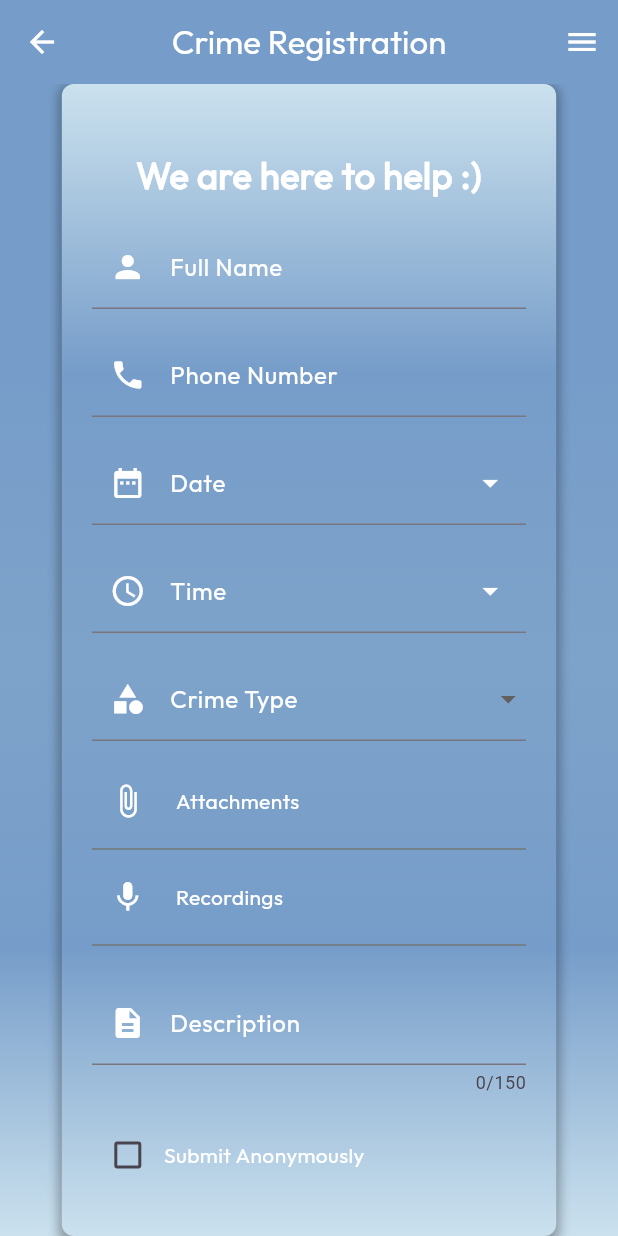
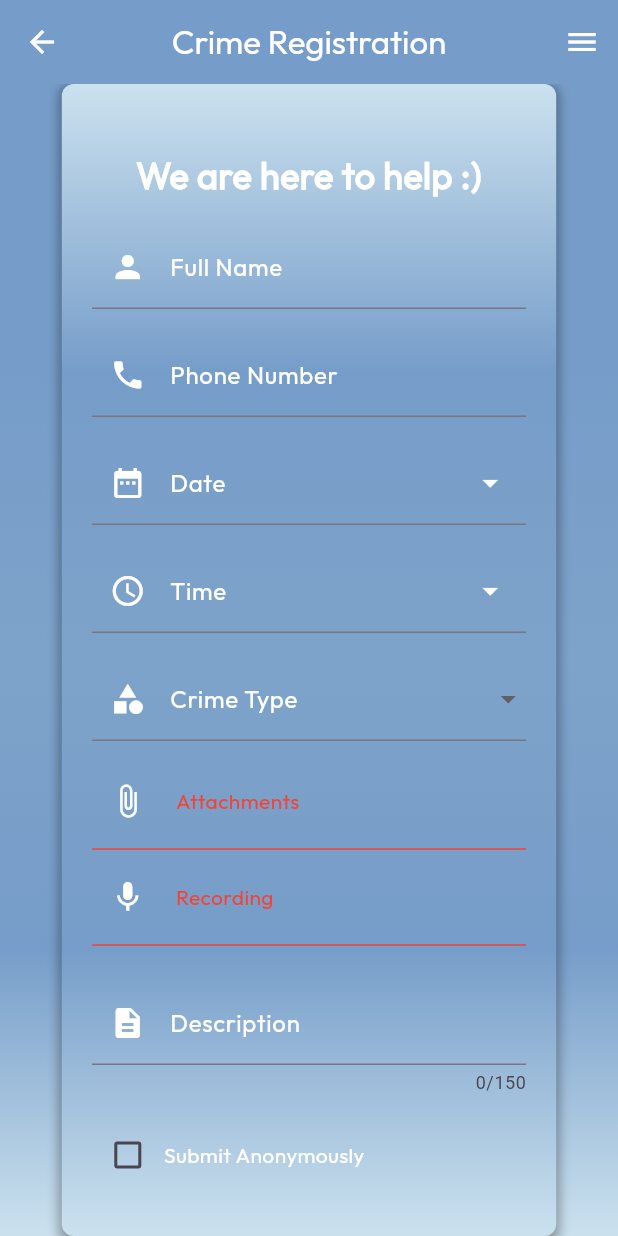
Before and after one commit to adan-s/FYP-Watchful-Eyes, a Flutter app: the CrimeRegistrationForm screen opened directly, after a tap on the "attach file" icon, on a phone screen of 412 x 824 dp. Run offline on Flutter 3.47's test engine with Material 3 defaults, Android fonts, the phone set to English and light mode, and no system bars; our stand-ins replace animated_text_kit, carousel_slider, cloud_firestore, file_picker, firebase_auth, firebase_core and 10 more; missing offline and left inert: flutter_animated_button; accounts and stored records are empty; project files that could hold a hidden picture were left out.

Commit message:
Recording

```diff
--- a/lib/authentication/controllers/crime_registeration_controller.dart
+++ b/lib/authentication/controllers/crime_registeration_controller.dart
@@ -52,7 +52,7 @@ class CrimeRegistrationController extends GetxController {
       );
 
       // Clear form fields after submission
-      //clearFormFields();
+      clearFormFields();
     } catch (e) {
       print('Error submitting crime report: $e');
 
--- a/lib/screens/crime-registeration-form.dart
+++ b/lib/screens/crime-registeration-form.dart
@@ -1,5 +1,4 @@
 import 'dart:io';
-
 import 'package:flutter/foundation.dart';
 import 'package:flutter/material.dart';
 import 'package:file_picker/file_picker.dart';
@@ -15,6 +14,9 @@ import 'blogs.dart';
 import 'package:firebase_storage/firebase_storage.dart' as firebase_storage;
 import 'package:image_picker/image_picker.dart';
 
+bool attachmentsSelected = false;
+bool recordingsSelected = false;
+
 class CrimeRegistrationForm extends StatefulWidget {
   const CrimeRegistrationForm({Key? key}) : super(key: key);
 
@@ -26,7 +28,6 @@ class _CrimeRegistrationFormState extends State<CrimeRegistrationForm> {
   final GlobalKey<FormState> _formKey = GlobalKey<FormState>();
   DateTime selectedDate = DateTime.now();
   late TimeOfDay selectedTime;
-
   bool isAnonymous = false;
 
   @override
@@ -302,16 +303,20 @@ class _CrimeRegistrationFormState extends State<CrimeRegistrationForm> {
                             ),
                             SizedBox(width: 8),
                             Text(
-                              'Attachments',
+                              attachmentsSelected ? 'Attachments Selected': 'Attachments',
                               style: TextStyle(
                                 fontFamily: 'outfit',
-                                color: Colors.white,
+                                color: attachmentsSelected ? Colors.white : Colors.red,
                               ),
                             ),
                           ],
                         ),
+                        // Divider(
+                        //   color: Color(0xFF747775), // Set the color of the line
+                        //   thickness: 1, // Set the thickness of the line
+                        // ),
                         Divider(
-                          color: Color(0xFF747775), // Set the color of the line
+                          color: attachmentsSelected ? Color(0xFF747775) : Colors.red,
                           thickness: 1, // Set the thickness of the line
                         ),
                       ],
@@ -329,17 +334,17 @@ class _CrimeRegistrationFormState extends State<CrimeRegistrationForm> {
                             ),
                             SizedBox(width: 8),
                             Text(
-                              'Recordings',
+                              recordingsSelected ?'Recording Selected': 'Recording',
                               style: TextStyle(
                                 fontFamily: 'outfit',
-                                color: Colors.white,
+                                color: recordingsSelected ? Colors.white : Colors.red,
                               ),
                             ),
                           ],
                         ),
                         Divider(
-                          color: Color(0xFF747775), // Set the color of the line
-                          thickness: 1, // Set the thickness of the line
+                          color: recordingsSelected ? Color(0xFF747775) : Colors.red,
+                          thickness: 1,
                         ),
                       ],
                     ),
@@ -437,6 +442,140 @@ class _CrimeRegistrationFormState extends State<CrimeRegistrationForm> {
       ),
     );
   }
+
+  Future<void> _uploadCrimeAttachments(BuildContext context) async {
+    try {
+      List<XFile>? imageFiles;
+
+      final ImagePicker _picker = ImagePicker();
+      imageFiles = await _picker.pickMultiImage();
+
+      if (imageFiles != null && imageFiles.isNotEmpty) {
+        List<String> imageUrls = [];
+        Uint8List data;
+
+        for (var imageFile in imageFiles) {
+          if (imageFile is XFile) {
+            data = await imageFile.readAsBytes();
+
+            String imageName = DateTime.now().millisecondsSinceEpoch.toString();
+
+            final metadata =
+            firebase_storage.SettableMetadata(contentType: 'image/*');
+            final storageRef = firebase_storage.FirebaseStorage.instance.ref();
+
+            firebase_storage.UploadTask? uploadTask;
+
+            uploadTask = storageRef
+                .child("crimeAttachments/$imageName.jpeg")
+                .putData(data, metadata);
+
+            // Inside _uploadCrimeAttachments function
+            await uploadTask!.whenComplete(() async {
+              String imageUrl = await storageRef
+                  .child("crimeAttachments/$imageName.jpeg")
+                  .getDownloadURL();
+              imageUrls.add(imageUrl);
+            });
+          } else {
+            throw Exception("Unsupported image file type");
+          }
+        }
+
+        // Update attachments string in CrimeRegistrationController
+        if (imageUrls.isNotEmpty) {
+          setState(() {
+            CrimeRegistrationController.instance.attachments.value =
+                imageUrls.join(',');
+            print("Uploaded image URLs: $imageUrls");
+            attachmentsSelected = true;
+          });
+        } else {
+          setState(() {
+            print("No attachments selected");
+            attachmentsSelected = false;
+          });
+        }
+      }
+    } catch (e) {
+      setState(() {
+        print('Error uploading crime attachments: $e');
+        // Handle the error as needed
+        showDialog(
+          context: context,
+          builder: (BuildContext context) {
+            return AlertDialog(
+              title: Text('Error'),
+              content: Text(
+                'Failed to upload crime attachments. Please try again.',
+              ),
+              actions: <Widget>[
+                TextButton(
+                  onPressed: () {
+                    Navigator.of(context).pop();
+                  },
+                  child: const Text('OK'),
+                ),
+              ],
+            );
+          },
+        );
+      });
+    }
+  }
+
+  Future<void> _pickVoiceMessage() async {
+    try {
+      FilePickerResult? result = await FilePicker.platform.pickFiles(
+        type: FileType.custom,
+        allowedExtensions: ['mp3', 'wav', 'ogg'],
+      );
+
+      if (result != null && result.files.isNotEmpty) {
+        // Handle selected audio file
+        File audioFile = File(result.files.first.path!);
+        _uploadVoiceMessage(audioFile);
+        setState(() {
+          recordingsSelected = true;
+        });
+
+      }
+
+    } catch (e) {
+      print('Error picking voice message: $e');
+
+      // Handle the error as needed
+    }
+  }
+
+  Future<void> _uploadVoiceMessage(File audioFile) async {
+    try {
+      Uint8List data = await audioFile.readAsBytes();
+      String audioName = DateTime.now().millisecondsSinceEpoch.toString();
+
+      final metadata = firebase_storage.SettableMetadata(contentType: 'audio/*');
+      final storageRef = firebase_storage.FirebaseStorage.instance.ref();
+
+      firebase_storage.UploadTask? uploadTask;
+
+      uploadTask = storageRef
+          .child("voiceMessages/$audioName.mp3")
+          .putData(data, metadata);
+
+      await uploadTask!.whenComplete(() async {
+        String audioUrl = await storageRef
+            .child("voiceMessages/$audioName.mp3")
+            .getDownloadURL();
+
+        CrimeRegistrationController.instance.voiceMessageUrl.value = audioUrl;
+        print("Uploaded voice message URL: $audioUrl");
+      });
+    } catch (e) {
+      print('Error uploading voice message: $e');
+      // Handle the error as needed
+    }
+  }
+
 }
 
 class ResponsiveAppBarActions extends StatelessWidget {
@@ -581,139 +720,3 @@ class ResponsiveRow extends StatelessWidget {
     );
   }
 }
-Future<void> _uploadCrimeAttachments(BuildContext context) async {
-  try {
-    List<XFile>? imageFiles;
-
-    final ImagePicker _picker = ImagePicker();
-    imageFiles = await _picker.pickMultiImage();
-
-    if (imageFiles != null && imageFiles.isNotEmpty) {
-      List<String> imageUrls = [];
-      Uint8List data;
-
-      for (var imageFile in imageFiles) {
-        if (imageFile is XFile) {
-          data = await imageFile.readAsBytes();
-
-          String imageName = DateTime.now().millisecondsSinceEpoch.toString();
-
-          final metadata =
-          firebase_storage.SettableMetadata(contentType: 'image/*');
-          final storageRef = firebase_storage.FirebaseStorage.instance.ref();
-
-          firebase_storage.UploadTask? uploadTask;
-
-          uploadTask = storageRef
-              .child("crimeAttachments/$imageName.jpeg")
-              .putData(data, metadata);
-
-          // Inside _uploadCrimeAttachments function
-          await uploadTask!.whenComplete(() async {
-            String imageUrl = await storageRef
-                .child("crimeAttachments/$imageName.jpeg")
-                .getDownloadURL();
-            imageUrls.add(imageUrl);
-          });
-        } else {
-          throw Exception("Unsupported image file type");
-        }
-      }
-
-      // Update attachments string in CrimeRegistrationController
-      if (imageUrls.isNotEmpty) {
-        CrimeRegistrationController.instance.attachments.value = imageUrls.join(',');
-        print("Uploaded image URLs: $imageUrls");
-      } else {
-        print("No attachments selected");
-        showDialog(
-          context: context,
-          builder: (BuildContext context) {
-            return AlertDialog(
-              title: Text('Error'),
-              content: Text(
-                'No attachments selected. Please try again.',
-              ),
-              actions: <Widget>[
-                TextButton(
-                  onPressed: () {
-                    Navigator.of(context).pop();
-                  },
-                  child: const Text('OK'),
-                ),
-              ],
-            );
-          },
-        );
-      }
-    }
-  } catch (e) {
-    print('Error uploading crime attachments: $e');
-    // Handle the error as needed
-    showDialog(
-      context: context,
-      builder: (BuildContext context) {
-        return AlertDialog(
-          title: Text('Error'),
-          content: Text(
-            'Failed to upload crime attachments. Please try again.',
-          ),
-          actions: <Widget>[
-            TextButton(
-              onPressed: () {
-                Navigator.of(context).pop();
-              },
-              child: const Text('OK'),
-            ),
-          ],
-        );
-      },
-    );
-  }
-}
-
-Future<void> _pickVoiceMessage() async {
-  try {
-    FilePickerResult? result = await FilePicker.platform.pickFiles(
-      type: FileType.custom,
-      allowedExtensions: ['mp3', 'wav', 'ogg'],
-    );
-
-    if (result != null && result.files.isNotEmpty) {
-      // Handle selected audio file
-      File audioFile = File(result.files.first.path!);
-      _uploadVoiceMessage(audioFile);
-    }
-  } catch (e) {
-    print('Error picking voice message: $e');
-    // Handle the error as needed
-  }
-}
-
-Future<void> _uploadVoiceMessage(File audioFile) async {
-  try {
-    Uint8List data = await audioFile.readAsBytes();
-    String audioName = DateTime.now().millisecondsSinceEpoch.toString();
-
-    final metadata = firebase_storage.SettableMetadata(contentType: 'audio/*');
-    final storageRef = firebase_storage.FirebaseStorage.instance.ref();
-
-    firebase_storage.UploadTask? uploadTask;
-
-    uploadTask = storageRef
-        .child("voiceMessages/$audioName.mp3")
-        .putData(data, metadata);
-
-    await uploadTask!.whenComplete(() async {
-      String audioUrl = await storageRef
-          .child("voiceMessages/$audioName.mp3")
-          .getDownloadURL();
-
-      CrimeRegistrationController.instance.voiceMessageUrl.value = audioUrl;
-      print("Uploaded voice message URL: $audioUrl");
-    });
-  } catch (e) {
-    print('Error uploading voice message: $e');
-    // Handle the error as needed
-  }
-}
--- a/pubspec.yaml
+++ b/pubspec.yaml
@@ -48,7 +48,7 @@ dependencies:
   email_otp: ^1.0.4
   file_picker: ^4.0.0
   just_audio: ^0.9.36
-  record: ^5.0.2
+  record: ^4.0.0
   firebase_storage: ^11.5.3
   path_provider: ^2.0.7
 
```
Also changed, not shown: pubspec.lock, 2 other files.
